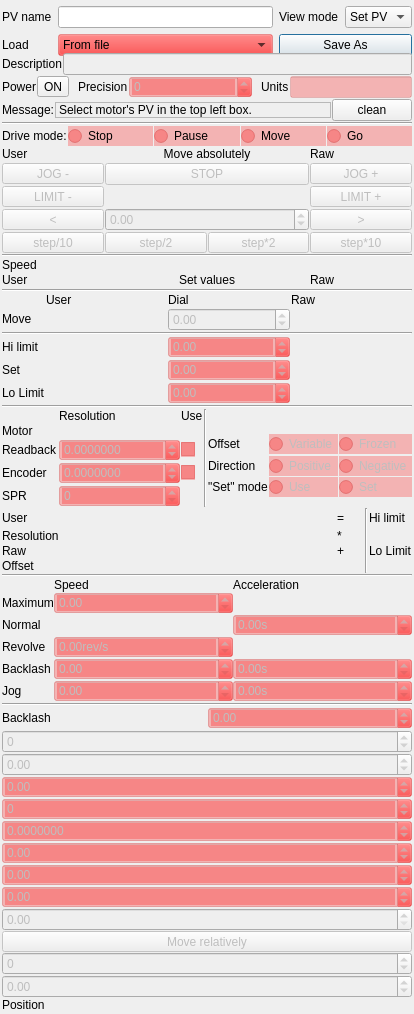
Before: the Qt Designer form qcamotorgui/qcamotorgui-setup.ui in AustralianSynchrotron/motorcontrol, drawn with Qt 5.
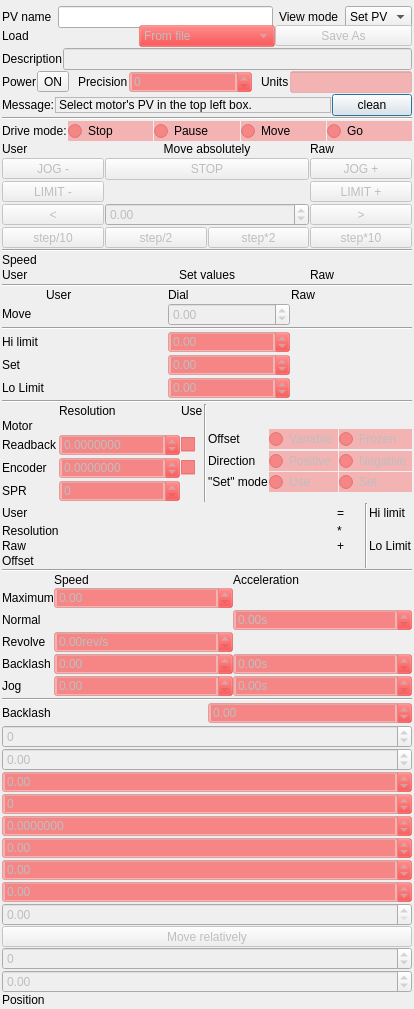
After: the same form once the commit is applied. Custom widgets are drawn as their Qt base class.

Commit message: modified:   motorcontrol.pro 	modified:   motormx/motormx_mainwindow.cpp 	modified:   motorstack/qmotorstack.cpp 	modified:   qcamotorgui/qcamotorgui-setup.ui 	modified:   qcamotorgui/qcamotorgui.cpp 	modified:   qcamotorgui/qcamotorgui.h

```diff
--- a/qcamotorgui/qcamotorgui-setup.ui
+++ b/qcamotorgui/qcamotorgui-setup.ui
@@ -133,15 +133,42 @@
         </item>
        </widget>
       </item>
-      <item row="1" column="0">
+     </layout>
+    </widget>
+   </item>
+   <item>
+    <widget class="QWidget" name="loadSave" native="true">
+     <property name="sizePolicy">
+      <sizepolicy hsizetype="Minimum" vsizetype="Fixed">
+       <horstretch>0</horstretch>
+       <verstretch>0</verstretch>
+      </sizepolicy>
+     </property>
+     <layout class="QHBoxLayout" name="horizontalLayout">
+      <property name="spacing">
+       <number>0</number>
+      </property>
+      <property name="margin">
+       <number>0</number>
+      </property>
+      <item>
        <widget class="QLabel" name="label_52">
+        <property name="sizePolicy">
+         <sizepolicy hsizetype="Preferred" vsizetype="Fixed">
+          <horstretch>0</horstretch>
+          <verstretch>0</verstretch>
+         </sizepolicy>
+        </property>
         <property name="text">
          <string>Load</string>
         </property>
        </widget>
       </item>
-      <item row="1" column="1">
+      <item>
        <widget class="QComboBox" name="loadConfig">
+        <property name="enabled">
+         <bool>false</bool>
+        </property>
         <property name="styleSheet">
          <string notr="true">background-color: rgba(255, 0, 0,64);</string>
         </property>
@@ -152,8 +179,17 @@
         </item>
        </widget>
       </item>
-      <item row="1" column="2" colspan="2">
-       <widget class="QPushButton" name="saveConfig">
+      <item>
+       <widget class="QToolButton" name="saveConfig">
+        <property name="enabled">
+         <bool>false</bool>
+        </property>
+        <property name="sizePolicy">
+         <sizepolicy hsizetype="Preferred" vsizetype="Fixed">
+          <horstretch>0</horstretch>
+          <verstretch>0</verstretch>
+         </sizepolicy>
+        </property>
         <property name="text">
          <string>Save As</string>
         </property>
```
The commit also changes 5 other files.
